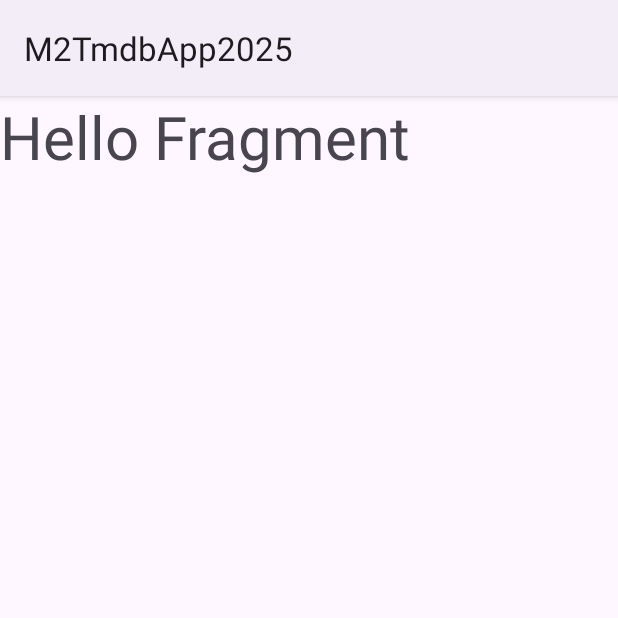
After one commit to Tequhella/M2TmdbApp2025, an Android app: the fragment SocialBarFragment shown on its own in the app's theme, on a phone screen of 412 x 824 dp, the top half of it. The commit adds this screen. Run offline under Robolectric (Android 15) with nearby library versions, the phone set to English and light mode, and no system bars.

Commit message:
Demo social bar fragment

```diff
--- a/app/build.gradle.kts
+++ b/app/build.gradle.kts
@@ -62,6 +62,11 @@ dependencies {
     implementation(libs.androidx.work.runtime.ktx)
     implementation(libs.androidx.legacy.support.v4)
 
+    // Fragment + LifeCycle
+    implementation(libs.androidx.lifecycle.livedata.ktx)
+    implementation(libs.androidx.lifecycle.viewmodel.ktx)
+    implementation(libs.androidx.fragment.ktx)
+
     testImplementation(libs.junit)
     androidTestImplementation(libs.androidx.junit)
     androidTestImplementation(libs.androidx.espresso.core)
--- /dev/null
+++ b/app/src/main/java/com/example/m2tmdbapp2025/SocialBarFragment.kt
@@ -0,0 +1,30 @@
+package com.example.m2tmdbapp2025
+
+import androidx.fragment.app.viewModels
+import android.os.Bundle
+import androidx.fragment.app.Fragment
+import android.view.LayoutInflater
+import android.view.View
+import android.view.ViewGroup
+
+class SocialBarFragment : Fragment() {
+
+    companion object {
+        fun newInstance() = SocialBarFragment()
+    }
+
+    private val viewModel: SocialBarViewModel by viewModels()
+
+    override fun onCreate(savedInstanceState: Bundle?) {
+        super.onCreate(savedInstanceState)
+
+        // TODO: Use the ViewModel
+    }
+
+    override fun onCreateView(
+        inflater: LayoutInflater, container: ViewGroup?,
+        savedInstanceState: Bundle?
+    ): View {
+        return inflater.inflate(R.layout.fragment_social_bar, container, false)
+    }
+}
--- /dev/null
+++ b/app/src/main/res/layout/fragment_social_bar.xml
@@ -0,0 +1,19 @@
+<?xml version="1.0" encoding="utf-8"?>
+<androidx.constraintlayout.widget.ConstraintLayout xmlns:android="http://schemas.android.com/apk/res/android"
+    xmlns:app="http://schemas.android.com/apk/res-auto"
+    xmlns:tools="http://schemas.android.com/tools"
+    android:layout_width="match_parent"
+    android:layout_height="wrap_content"
+    tools:context=".SocialBarFragment">
+
+    <TextView
+        android:layout_width="0dp"
+        android:layout_height="wrap_content"
+        android:text="Hello Fragment"
+        android:textSize="40dp"
+        app:layout_constraintBottom_toBottomOf="parent"
+        app:layout_constraintEnd_toEndOf="parent"
+        app:layout_constraintStart_toStartOf="parent"
+        app:layout_constraintTop_toTopOf="parent" />
+
+</androidx.constraintlayout.widget.ConstraintLayout>
--- a/gradle/libs.versions.toml
+++ b/gradle/libs.versions.toml
@@ -14,6 +14,9 @@ constraintlayout = "2.2.0"
 picasso = "2.71828"
 retrofit = "2.9.0"
 workRuntimeKtx = "2.10.0"
+lifecycleLivedataKtx = "2.9.0"
+lifecycleViewmodelKtx = "2.9.0"
+fragmentKtx = "1.8.6"
 
 [libraries]
 androidx-core-ktx = { group = "androidx.core", name = "core-ktx", version.ref = "coreKtx" }
@@ -30,6 +33,9 @@ androidx-activity = { group = "androidx.activity", name = "activity", version.re
 androidx-constraintlayout = { group = "androidx.constraintlayout", name = "constraintlayout", version.ref = "constraintlayout" }
 picasso = { module = "com.squareup.picasso:picasso", version.ref = "picasso" }
 retrofit = { module = "com.squareup.retrofit2:retrofit", version.ref = "retrofit" }
+androidx-lifecycle-livedata-ktx = { group = "androidx.lifecycle", name = "lifecycle-livedata-ktx", version.ref = "lifecycleLivedataKtx" }
+androidx-lifecycle-viewmodel-ktx = { group = "androidx.lifecycle", name = "lifecycle-viewmodel-ktx", version.ref = "lifecycleViewmodelKtx" }
+androidx-fragment-ktx = { group = "androidx.fragment", name = "fragment-ktx", version.ref = "fragmentKtx" }
 
 [plugins]
 android-application = { id = "com.android.application", version.ref = "agp" }
```
Also changed, not shown: app/src/main/java/com/example/m2tmdbapp2025/SocialBarViewModel.kt (added, +7 -0 lines), app/src/main/res/layout/activity_main.xml (+11 -2 lines).
